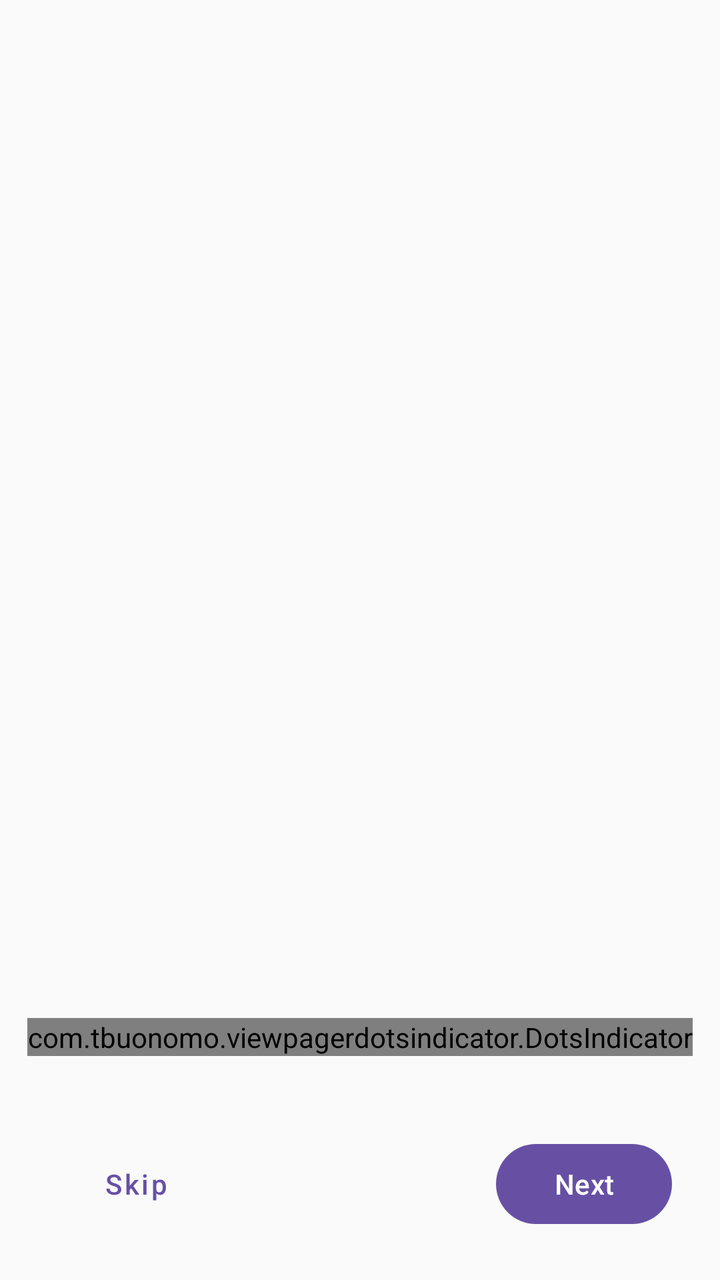
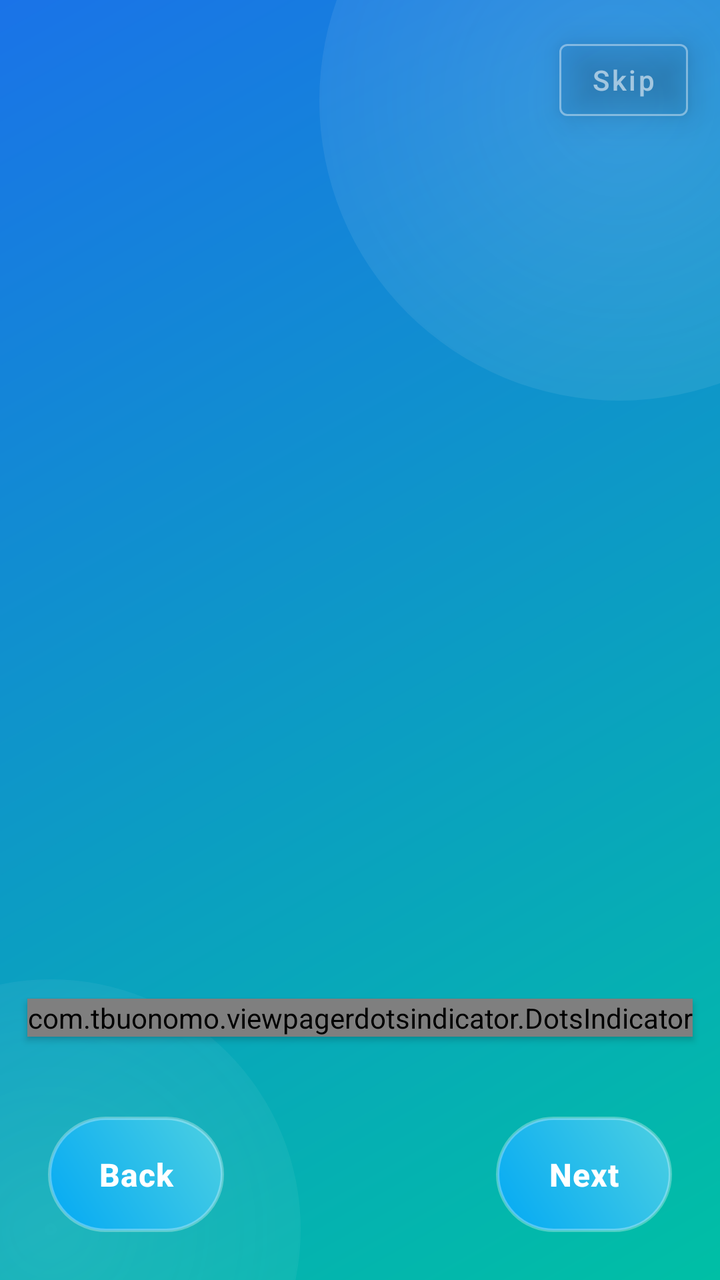

Two renders of the same Android screen: before a commit and after it. Below are the layout's source before the change and the commit's diff.
<!-- AndroidManifest.xml: application theme Theme.Health_Assistant -->
<!-- res/layout/fragment_onboarding.xml -->
<?xml version="1.0" encoding="utf-8"?>
<androidx.constraintlayout.widget.ConstraintLayout xmlns:android="http://schemas.android.com/apk/res/android"
    xmlns:app="http://schemas.android.com/apk/res-auto"
    android:layout_width="match_parent"
    android:layout_height="match_parent"
    android:background="@color/colorBackground">

    <androidx.viewpager2.widget.ViewPager2
        android:id="@+id/onboardingViewPager"
        android:layout_width="0dp"
        android:layout_height="0dp"
        app:layout_constraintBottom_toTopOf="@+id/buttonsContainer"
        app:layout_constraintEnd_toEndOf="parent"
        app:layout_constraintStart_toStartOf="parent"
        app:layout_constraintTop_toTopOf="parent" />

    <com.tbuonomo.viewpagerdotsindicator.DotsIndicator
        android:id="@+id/dotsIndicator"
        android:layout_width="wrap_content"
        android:layout_height="wrap_content"
        android:layout_marginBottom="16dp"
        app:dotsColor="@color/colorPrimaryLight"
        app:dotsCornerRadius="8dp"
        app:dotsSize="8dp"
        app:dotsSpacing="4dp"
        app:dotsWidthFactor="2.5"
        app:progressMode="false"
        app:selectedDotColor="@color/colorPrimary"
        app:layout_constraintBottom_toTopOf="@+id/buttonsContainer"
        app:layout_constraintEnd_toEndOf="parent"
        app:layout_constraintStart_toStartOf="parent" />

    <androidx.constraintlayout.widget.ConstraintLayout
        android:id="@+id/buttonsContainer"
        android:layout_width="0dp"
        android:layout_height="wrap_content"
        android:paddingVertical="24dp"
        android:paddingHorizontal="24dp"
        app:layout_constraintBottom_toBottomOf="parent"
        app:layout_constraintEnd_toEndOf="parent"
        app:layout_constraintStart_toStartOf="parent">

        <Button
            android:id="@+id/skipButton"
            style="@style/Widget.MaterialComponents.Button.TextButton"
            android:layout_width="wrap_content"
            android:layout_height="wrap_content"
            android:text="Skip"
            android:textAllCaps="false"
            app:layout_constraintBottom_toBottomOf="parent"
            app:layout_constraintStart_toStartOf="parent"
            app:layout_constraintTop_toTopOf="parent" />

        <Button
            android:id="@+id/nextButton"
            android:layout_width="wrap_content"
            android:layout_height="wrap_content"
            android:text="Next"
            android:textAllCaps="false"
            app:layout_constraintBottom_toBottomOf="parent"
            app:layout_constraintEnd_toEndOf="parent"
            app:layout_constraintTop_toTopOf="parent" />

    </androidx.constraintlayout.widget.ConstraintLayout>

</androidx.constraintlayout.widget.ConstraintLayout>
<!-- resources referenced by this layout -->
<resources>
  <color name="colorBackground">#FAFAFA</color>
  <color name="colorPrimary">#4DB6AC</color>
  <color name="colorPrimaryLight">#80D1C4</color>
  <style name="Theme.Health_Assistant" parent="Base.Theme.Health_Assistant" />
  <style name="Base.Theme.Health_Assistant" parent="Theme.Material3.DayNight.NoActionBar">
          
          
      </style>
</resources>

<!-- the commit's change to res/layout/fragment_onboarding.xml (unified diff, before → after) -->
@@ -3,7 +3,65 @@
     xmlns:app="http://schemas.android.com/apk/res-auto"
     android:layout_width="match_parent"
     android:layout_height="match_parent"
-    android:background="@color/colorBackground">
+    android:background="@android:color/transparent">
+
+    
+    <FrameLayout
+        android:id="@+id/dynamic_background"
+        android:layout_width="match_parent"
+        android:layout_height="match_parent">
+
+        <View
+            android:layout_width="match_parent"
+            android:layout_height="match_parent"
+            android:background="@drawable/premium_gradient_background" />
+
+        
+        <View
+            android:id="@+id/decorative_shape_1"
+            android:layout_width="300dp"
+            android:layout_height="300dp"
+            android:layout_gravity="top|end"
+            android:layout_marginTop="-100dp"
+            android:layout_marginEnd="-100dp"
+            android:alpha="0.3"
+            android:background="@drawable/decorative_circle_shape" />
+
+        
+        <View
+            android:id="@+id/decorative_shape_2"
+            android:layout_width="250dp"
+            android:layout_height="250dp"
+            android:layout_gravity="bottom|start"
+            android:layout_marginBottom="-100dp"
+            android:layout_marginStart="-100dp"
+            android:alpha="0.2"
+            android:background="@drawable/decorative_circle_shape" />
+    </FrameLayout>
+
+    
+    <Button
+        android:id="@+id/skipButton"
+        style="@style/Widget.MaterialComponents.Button.OutlinedButton"
+        android:layout_width="wrap_content"
+        android:layout_height="wrap_content"
+        android:layout_margin="16dp"
+        android:text="Skip"
+        android:textAllCaps="false"
+        android:textColor="#B3FFFFFF"
+        android:alpha="0.8"
+        android:textSize="14sp"
+        android:minHeight="48dp"
+        android:minWidth="64dp"
+        android:elevation="10dp"
+        android:clickable="true"
+        android:focusable="true"
+        android:paddingHorizontal="16dp"
+        android:paddingVertical="8dp"
+        app:strokeColor="#80FFFFFF"
+        app:strokeWidth="1dp"
+        app:layout_constraintTop_toTopOf="parent"
+        app:layout_constraintEnd_toEndOf="parent" />
 
     <androidx.viewpager2.widget.ViewPager2
         android:id="@+id/onboardingViewPager"
@@ -19,13 +77,14 @@
         android:layout_width="wrap_content"
         android:layout_height="wrap_content"
         android:layout_marginBottom="16dp"
-        app:dotsColor="@color/colorPrimaryLight"
+        app:dotsColor="#80FFFFFF"
         app:dotsCornerRadius="8dp"
         app:dotsSize="8dp"
         app:dotsSpacing="4dp"
         app:dotsWidthFactor="2.5"
         app:progressMode="false"
-        app:selectedDotColor="@color/colorPrimary"
+        app:selectedDotColor="#FFFFFF"
+        android:elevation="2dp"
         app:layout_constraintBottom_toTopOf="@+id/buttonsContainer"
         app:layout_constraintEnd_toEndOf="parent"
         app:layout_constraintStart_toStartOf="parent" />
@@ -41,22 +100,21 @@
         app:layout_constraintStart_toStartOf="parent">
 
         <Button
-            android:id="@+id/skipButton"
-            style="@style/Widget.MaterialComponents.Button.TextButton"
+            android:id="@+id/backButton"
+            style="@style/Widget.HealthAssistant.Button.Primary"
             android:layout_width="wrap_content"
             android:layout_height="wrap_content"
-            android:text="Skip"
-            android:textAllCaps="false"
+            android:text="Back"
             app:layout_constraintBottom_toBottomOf="parent"
             app:layout_constraintStart_toStartOf="parent"
             app:layout_constraintTop_toTopOf="parent" />
 
         <Button
             android:id="@+id/nextButton"
+            style="@style/Widget.HealthAssistant.Button.Primary"
             android:layout_width="wrap_content"
             android:layout_height="wrap_content"
             android:text="Next"
-            android:textAllCaps="false"
             app:layout_constraintBottom_toBottomOf="parent"
             app:layout_constraintEnd_toEndOf="parent"
             app:layout_constraintTop_toTopOf="parent" />
<!-- resource entries referenced after the edit -->
@@ -1,9 +1,63 @@
 <!-- resources referenced by this layout -->
 <resources>
-  <color name="colorBackground">#FAFAFA</color>
-  <color name="colorPrimary">#4DB6AC</color>
-  <color name="colorPrimaryLight">#80D1C4</color>
+  <!-- drawable decorative_circle_shape (drawable) -->
+  <?xml version="1.0" encoding="utf-8"?>
+  <shape xmlns:android="http://schemas.android.com/apk/res/android"
+      android:shape="oval">
+      <gradient
+          android:type="radial"
+          android:gradientRadius="100%p"
+          android:startColor="#80FFFFFF"
+          android:endColor="#00FFFFFF" />
+  </shape>
+  <!-- drawable premium_gradient_background (drawable) -->
+  <?xml version="1.0" encoding="utf-8"?>
+  <shape xmlns:android="http://schemas.android.com/apk/res/android"
+      android:shape="rectangle">
+      <gradient
+          android:angle="135"
+          android:endColor="#1A73E8"
+          android:startColor="#00BFA5"
+          android:type="linear" />
+  </shape>
+  <style name="Widget.HealthAssistant.Button.Primary" parent="Widget.MaterialComponents.Button.UnelevatedButton">
+          <item name="android:background">@drawable/modern_button_background</item>
+          <item name="backgroundTint">@null</item>
+          <item name="android:paddingTop">12dp</item>
+          <item name="android:paddingBottom">12dp</item>
+          <item name="android:paddingLeft">24dp</item>
+          <item name="android:paddingRight">24dp</item>
+          <item name="android:elevation">4dp</item>
+          <item name="android:stateListAnimator">@xml/button_state_list_animator</item>
+          <item name="android:clickable">true</item>
+          <item name="android:focusable">true</item>
+          <item name="android:minHeight">56dp</item>
+          <item name="android:drawablePadding">10dp</item>
+          <item name="android:textSize">16sp</item>
+          <item name="android:fontFamily">sans-serif-medium</item>
+          <item name="android:textStyle">bold</item>
+          <item name="android:textColor">#FFFFFF</item>
+          <item name="android:textAllCaps">false</item>
+          <item name="materialThemeOverlay">@null</item>
+          <item name="android:letterSpacing">0.02</item>
+      </style>
   <style name="Theme.Health_Assistant" parent="Base.Theme.Health_Assistant" />
+  <!-- drawable modern_button_background (drawable) -->
+  <?xml version="1.0" encoding="utf-8"?>
+  <ripple xmlns:android="http://schemas.android.com/apk/res/android"
+      android:color="#40FFFFFF"> 
+  
+      <item android:id="@android:id/background">
+          <shape android:shape="rectangle">
+              <corners android:radius="28dp" /> 
+              <gradient
+                  android:startColor="#03A9F4"
+                  android:endColor="#4DD0E1"
+                  android:angle="45" /> 
+              <stroke android:color="#4DFFFFFF" android:width="1.5dp" /> 
+          </shape>
+      </item>
+  </ripple>
   <style name="Base.Theme.Health_Assistant" parent="Theme.Material3.DayNight.NoActionBar">
           
           
